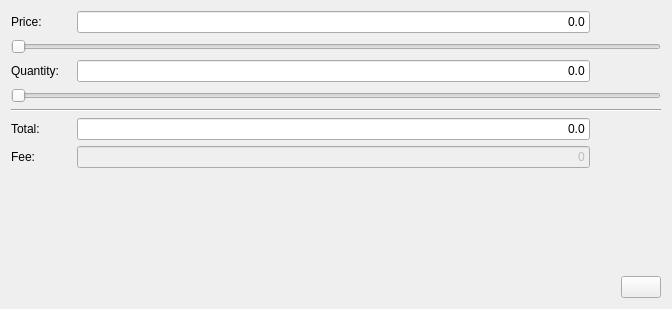
Before: the Qt Designer form src/qt/forms/luxgatecreateorderpanel.ui in LUX-Core/lux, drawn with Qt 5.
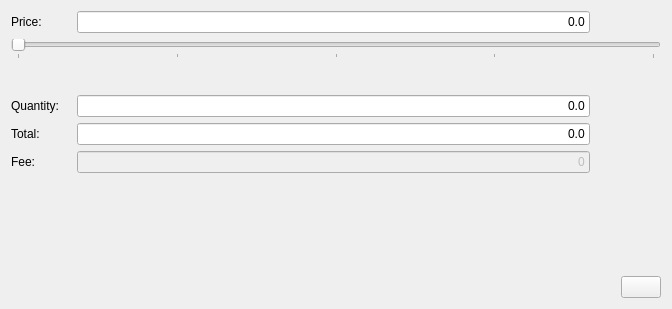
After: the same form once the commit is applied.

```diff
--- a/src/qt/forms/luxgatecreateorderpanel.ui
+++ b/src/qt/forms/luxgatecreateorderpanel.ui
@@ -13,7 +13,7 @@
   <property name="windowTitle">
    <string>Frame</string>
   </property>
-  <layout class="QVBoxLayout" name="verticalLayout">
+  <layout class="QVBoxLayout" name="verticalLayout_2">
    <item>
     <layout class="QHBoxLayout" name="horizontalLayout">
      <property name="spacing">
@@ -70,11 +70,108 @@
     </layout>
    </item>
    <item>
-    <widget class="QSlider" name="horizontalSliderPrice">
-     <property name="orientation">
-      <enum>Qt::Horizontal</enum>
+    <layout class="QVBoxLayout" name="verticalLayout">
+     <property name="spacing">
+      <number>0</number>
      </property>
-    </widget>
+     <item>
+      <widget class="QSlider" name="horizontalSliderPrice">
+       <property name="focusPolicy">
+        <enum>Qt::ClickFocus</enum>
+       </property>
+       <property name="maximum">
+        <number>100</number>
+       </property>
+       <property name="orientation">
+        <enum>Qt::Horizontal</enum>
+       </property>
+       <property name="tickPosition">
+        <enum>QSlider::TicksBelow</enum>
+       </property>
+       <property name="tickInterval">
+        <number>25</number>
+       </property>
+      </widget>
+     </item>
+     <item>
+      <layout class="QHBoxLayout" name="horizontalLayout_6" stretch="1,0,2,0,1">
+       <property name="spacing">
+        <number>0</number>
+       </property>
+       <item>
+        <spacer name="horizontalSpacer_2">
+         <property name="orientation">
+          <enum>Qt::Horizontal</enum>
+         </property>
+         <property name="sizeHint" stdset="0">
+          <size>
+           <width>40</width>
+           <height>20</height>
+          </size>
+         </property>
+        </spacer>
+       </item>
+       <item>
+        <widget class="QLabel" name="labelLeftPrice">
+         <property name="minimumSize">
+          <size>
+           <width>0</width>
+           <height>30</height>
+          </size>
+         </property>
+         <property name="text">
+          <string/>
+         </property>
+         <property name="alignment">
+          <set>Qt::AlignLeading|Qt::AlignLeft|Qt::AlignTop</set>
+         </property>
+        </widget>
+       </item>
+       <item>
+        <spacer name="horizontalSpacer_3">
+         <property name="orientation">
+          <enum>Qt::Horizontal</enum>
+         </property>
+         <property name="sizeHint" stdset="0">
+          <size>
+           <width>40</width>
+           <height>20</height>
+          </size>
+         </property>
+        </spacer>
+       </item>
+       <item>
+        <widget class="QLabel" name="labelRightPrice">
+         <property name="minimumSize">
+          <size>
+           <width>0</width>
+           <height>30</height>
+          </size>
+         </property>
+         <property name="text">
+          <string/>
+         </property>
+         <property name="alignment">
+          <set>Qt::AlignLeading|Qt::AlignLeft|Qt::AlignTop</set>
+         </property>
+        </widget>
+       </item>
+       <item>
+        <spacer name="horizontalSpacer_4">
+         <property name="orientation">
+          <enum>Qt::Horizontal</enum>
+         </property>
+         <property name="sizeHint" stdset="0">
+          <size>
+           <width>40</width>
+           <height>20</height>
+          </size>
+         </property>
+        </spacer>
+       </item>
+      </layout>
+     </item>
+    </layout>
    </item>
    <item>
     <layout class="QHBoxLayout" name="horizontalLayout_2">
@@ -131,20 +228,6 @@
      </item>
     </layout>
    </item>
-   <item>
-    <widget class="QSlider" name="horizontalSliderQuantity">
-     <property name="orientation">
-      <enum>Qt::Horizontal</enum>
-     </property>
-    </widget>
-   </item>
-   <item>
-    <widget class="Line" name="line">
-     <property name="orientation">
-      <enum>Qt::Horizontal</enum>
-     </property>
-    </widget>
-   </item>
    <item>
     <layout class="QHBoxLayout" name="horizontalLayout_3">
      <property name="spacing">
```
Left out of the diff: 11 changed lines with no effect on the pictures.
